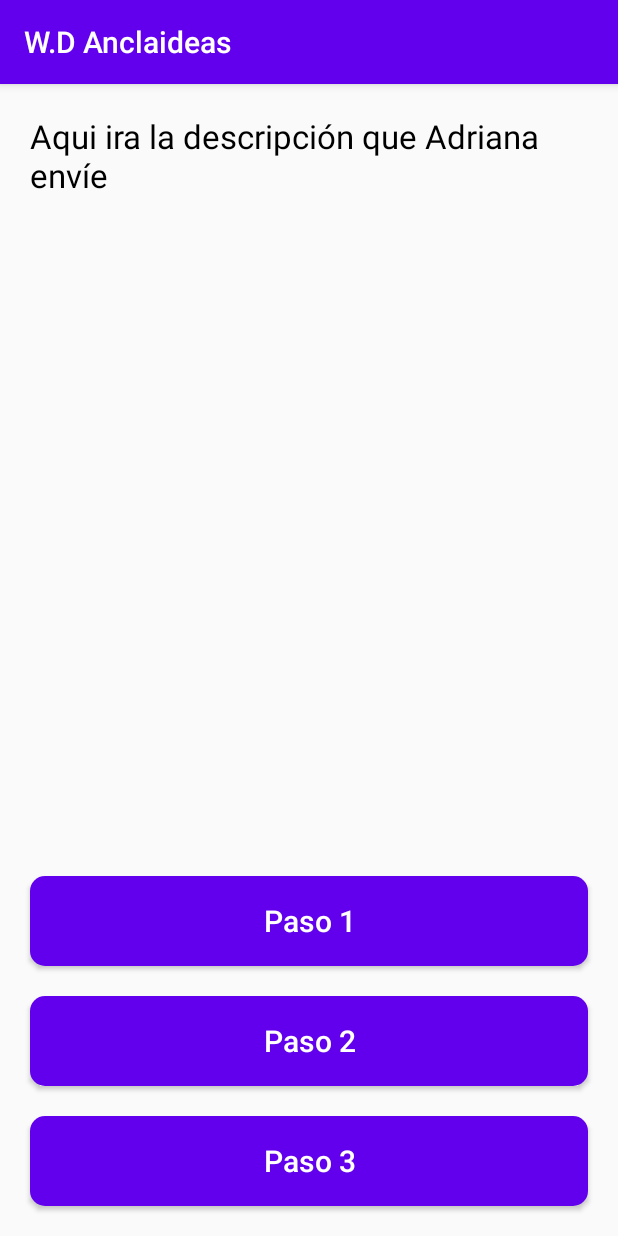
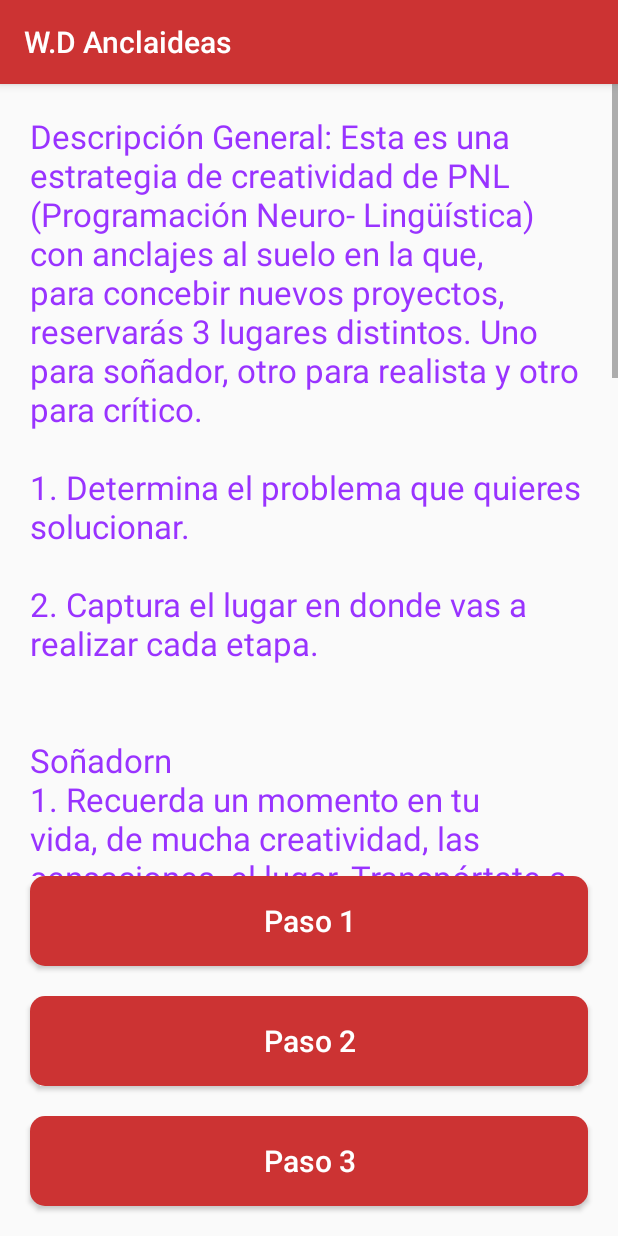
Before and after one commit to KevinhoMorales/AnclaideasJava, an Android app: the Description screen opened directly, with no data from a screen before it, on a phone screen of 412 x 824 dp. Run offline under Robolectric (Android 15) with nearby library versions, the phone set to English and light mode, and no system bars.

Commit message:
Minor fixes

```diff
--- a/app/src/main/res/layout/activity_description.xml
+++ b/app/src/main/res/layout/activity_description.xml
@@ -6,18 +6,33 @@
     android:layout_height="match_parent"
     tools:context=".Description">
 
-    <TextView
+    <ScrollView
         android:layout_width="match_parent"
         android:layout_height="0dp"
-        android:text="@string/description"
-        android:textColor="@color/colorPrimaryDark"
-        android:textSize="22dp"
-        android:padding="20dp"
         app:layout_constraintBottom_toTopOf="@+id/button_step1"
         app:layout_constraintEnd_toEndOf="parent"
-        android:layout_marginBottom="20dp"
         app:layout_constraintStart_toStartOf="parent"
-        app:layout_constraintTop_toTopOf="parent" />
+        app:layout_constraintTop_toTopOf="parent">
+
+        <androidx.constraintlayout.widget.ConstraintLayout
+            android:layout_width="match_parent"
+            android:layout_height="wrap_content">
+
+            <TextView
+                android:layout_width="match_parent"
+                android:layout_height="wrap_content"
+                android:padding="20dp"
+                android:text="@string/description"
+                android:textColor="@color/colorAccent"
+                android:textSize="22dp"
+                app:layout_constraintBottom_toBottomOf="parent"
+                app:layout_constraintEnd_toEndOf="parent"
+                app:layout_constraintStart_toStartOf="parent"
+                app:layout_constraintTop_toTopOf="parent" />
+
+        </androidx.constraintlayout.widget.ConstraintLayout>
+
+    </ScrollView>
 
     <Button
         android:id="@+id/button_step3"
--- a/app/src/main/res/values/colors.xml
+++ b/app/src/main/res/values/colors.xml
@@ -1,6 +1,6 @@
 <?xml version="1.0" encoding="utf-8"?>
 <resources>
-    <color name="colorPrimary">#6200EE</color>
-    <color name="colorPrimaryDark">#000000</color>
-    <color name="colorAccent">#6200EE</color>
+    <color name="colorPrimary">#CC3333</color>
+    <color name="colorPrimaryDark">#CC3333</color>
+    <color name="colorAccent">#9933FF</color>
 </resources>
--- a/app/src/main/res/values/strings.xml
+++ b/app/src/main/res/values/strings.xml
@@ -4,7 +4,9 @@
     <string name="step1">Paso 1</string>
     <string name="step2">Paso 2</string>
     <string name="step3">Paso 3</string>
-    <string name="description">Aqui ira la descripción que Adriana envíe</string>
+    <string name="description">Descripción General:
+
+Esta es una estrategia de creatividad de PNL (Programación Neuro- Lingüística) con anclajes al suelo en la que, para concebir nuevos proyectos, reservarás 3 lugares distintos. Uno para soñador, otro para realista y otro para crítico.\n\n1. Determina el problema que quieres solucionar.\n\n2. Captura el lugar en donde vas a realizar cada etapa.\n\n\nSoñadorn\n1. Recuerda un momento en tu vida, de mucha creatividad, las sensaciones, el lugar, Transpórtate a ese momento.\n\n2. Elige un lugar especial.\n\n3. Y que lluevan las ideas.\n\n\nRealista\n\n1. Recuerda un momento tuyo o de alguien más, en el cual reflexionaste cómo llevar a cabo un plan. El lugar, las sensaciones, emociones.\n\n2. Elige el lugar para ello.\n\n3. Anota tus reflexiones.\n\n\nCrítico\n\n1. Recuerda un momento en el que criticaste duramente, juzgaste, evaluaste una idea o un proyecto. Sus sensaciones, emociones, lugar.\n\n2. Elige un lugar específico.\n\n3. Anota las críticas y puntos débiles de los pasos anteriores.\n\n\nVUELVE AL INICIO</string>
     <string name="save">Guardar</string>
     <string name="dreamerDescription">Ingrese una descripción para soñador</string>
     <string name="realisticDescription">Ingrese una descripción para realista</string>
```
Also changed, not shown: 1 other file.
